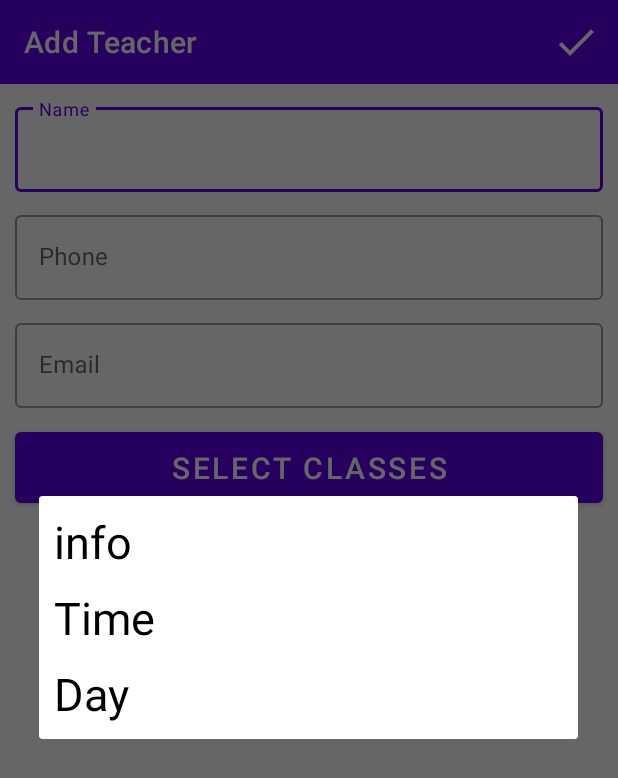
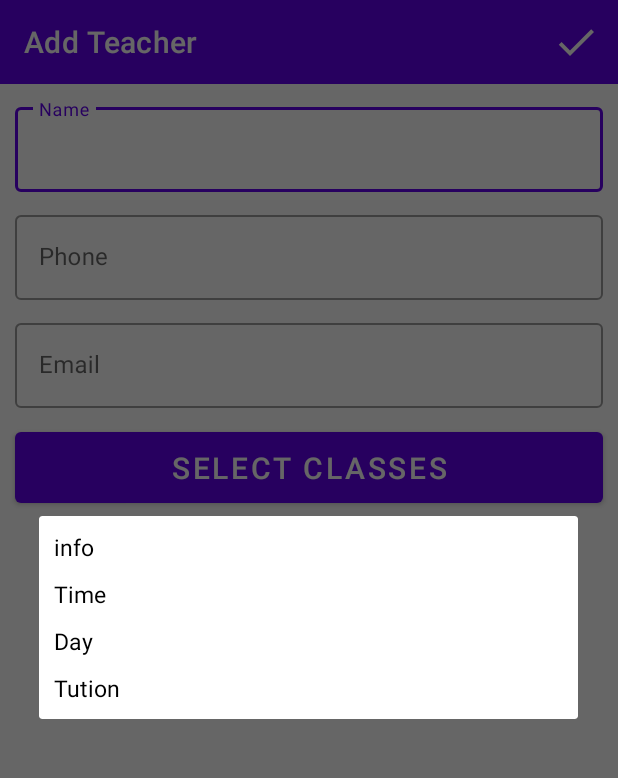
Before and after one commit to zoheirkabuli/Ansarolmahdi, an Android app: the AddTeacher screen opened directly, with no data from a screen before it, after a tap on "SELECT CLASSES", on a phone screen of 412 x 824 dp. Shown: the top 778 px of the screen. Run offline under Robolectric (Android 15) with nearby library versions, the light colour scheme and no system bars.

Commit message:
complete info dialog

```diff
--- a/app/src/main/res/layout/info_dialog.xml
+++ b/app/src/main/res/layout/info_dialog.xml
@@ -11,7 +11,7 @@
         android:layout_width="match_parent"
         android:layout_height="wrap_content"
         android:text="info"
-        android:textSize="30sp"
+        android:textSize="15sp"
         android:textColor="#000000"
         />
 
@@ -20,7 +20,7 @@
         android:layout_width="match_parent"
         android:layout_height="wrap_content"
         android:text="Time"
-        android:textSize="30sp"
+        android:textSize="15sp"
         android:textColor="#000000"
         android:layout_marginTop="10dp"
         />
@@ -30,9 +30,21 @@
         android:layout_width="match_parent"
         android:layout_height="wrap_content"
         android:text="Day"
-        android:textSize="30sp"
+        android:textSize="15sp"
         android:textColor="#000000"
         android:layout_marginTop="@dimen/standard_margin"
         />
 
+    <TextView
+        android:id="@+id/info_tution"
+        android:layout_width="match_parent"
+        android:layout_height="wrap_content"
+        android:text="Tution"
+        android:textSize="15sp"
+        android:textColor="#000000"
+        android:layout_marginTop="@dimen/standard_margin"
+        />
+
+
+
 </LinearLayout>
```
